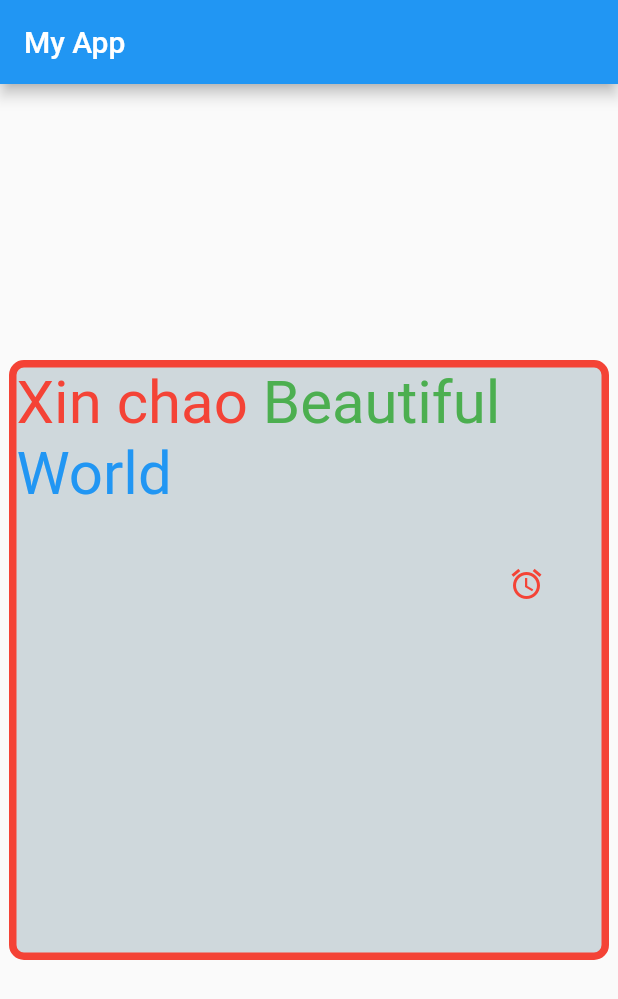
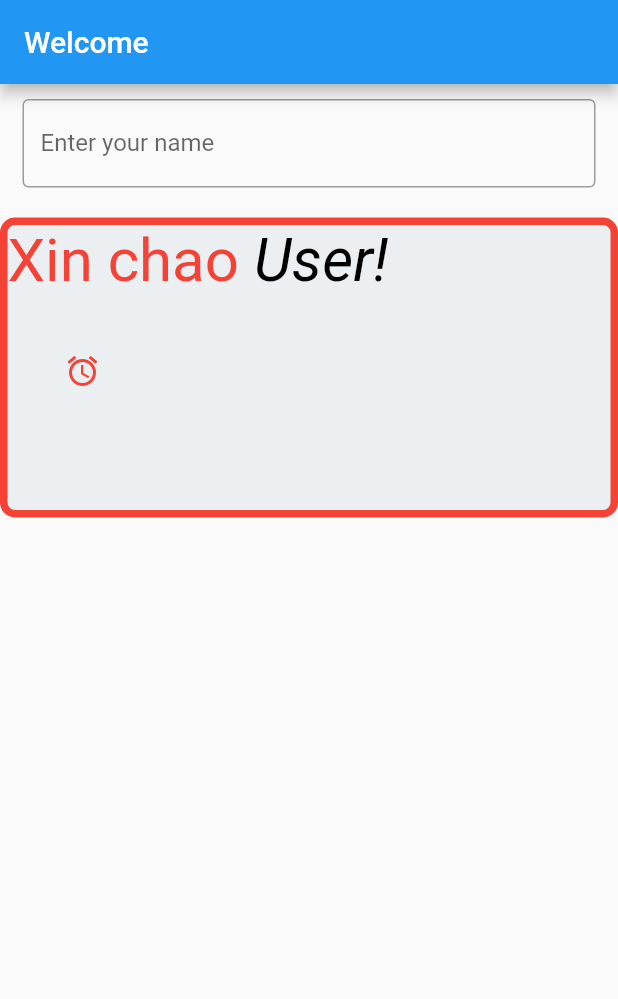
Before and after one commit to namapple/myfirstapp, a Flutter app: the screen it shows after launch, on a phone screen of 412 x 824 dp. Shown: the top 999 px of the screen. Run offline on Flutter 3.47's test engine with Material 2 defaults, Android fonts, the phone set to English and light mode, and no system bars.

Commit message:
TextField learning

```diff
--- a/flutter_text_widget/lib/main.dart
+++ b/flutter_text_widget/lib/main.dart
@@ -1,8 +1,7 @@
 import 'package:flutter/material.dart';
 import 'package:flutter_text_widget/screens/home/home_screen.dart';
-import 'package:google_fonts/google_fonts.dart';
 
-void main() => runApp(MyApp());
+void main() => runApp(const MyApp());
 
 class MyApp extends StatelessWidget {
   const MyApp({Key? key}) : super(key: key);
--- a/flutter_text_widget/lib/screens/home/home_screen.dart
+++ b/flutter_text_widget/lib/screens/home/home_screen.dart
@@ -8,19 +8,55 @@ class HomeScreen extends StatefulWidget {
 }
 
 class _HomeScreenState extends State<HomeScreen> {
-  var _textColor = Colors.red;
+  Color _textColor = Colors.red;
+  String? namePerson;
+  final _nameController = TextEditingController();
+
+  @override
+  void initState() {
+    super.initState();
+  }
+
+  @override
+  void dispose() {
+    _nameController.dispose();
+    super.dispose();
+  }
+
   @override
   Widget build(BuildContext context) {
     return Scaffold(
       appBar: AppBar(
-        title: Text('My App'),
+        title: const Text('Welcome'),
       ),
-      body: Center(
-        child: Container(
-          height: 400,
-          width: 400,
+      body: Column(
+        children: [
+          Padding(
+            padding: const EdgeInsets.symmetric(
+              horizontal: 15,
+              vertical: 10,
+            ),
+            child: TextField(
+              onChanged: (value) {
+                setState(() {
+                  namePerson = value;
+                });
+              },
+              controller: _nameController,
+              decoration: const InputDecoration(
+                border: OutlineInputBorder(),
+                labelText: 'Enter your name',
+              ),
+            ),
+          ),
+          const SizedBox(
+            height: 10.0,
+          ),
+          Container(
+            height: 200,
+            width: 600,
             decoration: BoxDecoration(
-            color: Colors.blueGrey[100],
+              color: Colors.blueGrey[50],
               borderRadius: BorderRadius.circular(10),
               border: Border.all(
                 color: Colors.red,
@@ -28,9 +64,10 @@ class _HomeScreenState extends State<HomeScreen> {
               ),
             ),
             child: Column(
-            crossAxisAlignment: CrossAxisAlignment.end,
+              crossAxisAlignment: CrossAxisAlignment.start,
               children: [
                 _TextComponent(
+                  namePerson: namePerson ?? 'User!',
                   greetingText: 'Xin chao ',
                   fontSize: 40,
                   textColor: _textColor,
@@ -39,71 +76,19 @@ class _HomeScreenState extends State<HomeScreen> {
                   height: 100,
                   width: 100,
                   child: InkWell(
-                    child: Icon(
+                    child: const Icon(
                       Icons.access_alarm,
                       color: Colors.red,
                     ),
                     onTap: () {
                       setState(() {
                         _textColor = Colors.green;
+                        namePerson = _nameController.text;
                       });
-                    }),
+                    },
+                  ),
                 ),
               ],
-          ),
-        ),
-      ),
-    );
-  }
-}
-
-class _TextComponent extends StatefulWidget {
-  const _TextComponent({
-    Key? key,
-    required this.greetingText,
-    this.fontSize = 50,
-    this.textColor = Colors.green,
-  }) : super(key: key);
-  final String greetingText;
-  final double fontSize;
-  final textColor;
-  @override
-  State<_TextComponent> createState() => _TextComponentState();
-}
-
-class _TextComponentState extends State<_TextComponent> {
-  @override
-  void initState() {
-    // TODO: implement initState
-    super.initState();
-  }
-
-  @override
-  void dispose() {
-    // TODO: implement dispose
-    super.dispose();
-  }
-
-  @override
-  Widget build(BuildContext context) {
-    return RichText(
-      text: TextSpan(
-        text: widget.greetingText,
-        style: TextStyle(
-          fontSize: widget.fontSize,
-          color: widget.textColor,
-        ),
-        children: const <TextSpan>[
-          TextSpan(
-            text: 'Beautiful ',
-            style: TextStyle(
-              color: Colors.green,
-            ),
-          ),
-          TextSpan(
-            text: 'World',
-            style: TextStyle(
-              color: Colors.blue,
             ),
           ),
         ],
@@ -111,3 +96,39 @@ class _TextComponentState extends State<_TextComponent> {
     );
   }
 }
+
+class _TextComponent extends StatelessWidget {
+  const _TextComponent({
+    Key? key,
+    required this.greetingText,
+    this.fontSize = 50,
+    this.textColor = Colors.green,
+    this.namePerson = 'User!',
+  }) : super(key: key);
+  final String greetingText;
+  final double fontSize;
+  final Color textColor;
+  final String namePerson;
+
+  @override
+  Widget build(BuildContext context) {
+    return RichText(
+      text: TextSpan(
+        text: greetingText,
+        style: TextStyle(
+          fontSize: fontSize,
+          color: textColor,
+        ),
+        children: <TextSpan>[
+          TextSpan(
+            text: namePerson,
+            style: const TextStyle(
+              color: Colors.black,
+              fontStyle: FontStyle.italic,
+            ),
+          ),
+        ],
+      ),
+    );
+  }
+}
```
Lines whose indentation alone changed are shown as unchanged.
